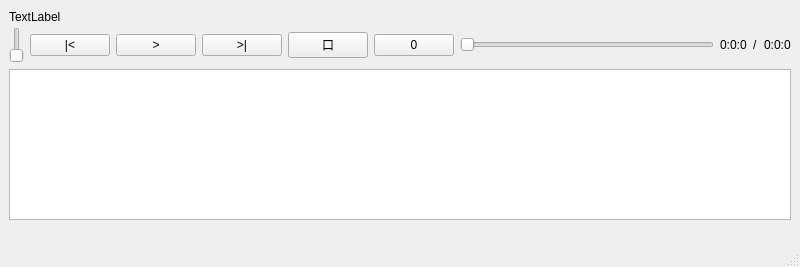
This is music/mainwindow.ui in wsshj/Scattered_Projects as Qt 5 draws it before an edit. The edited form follows.
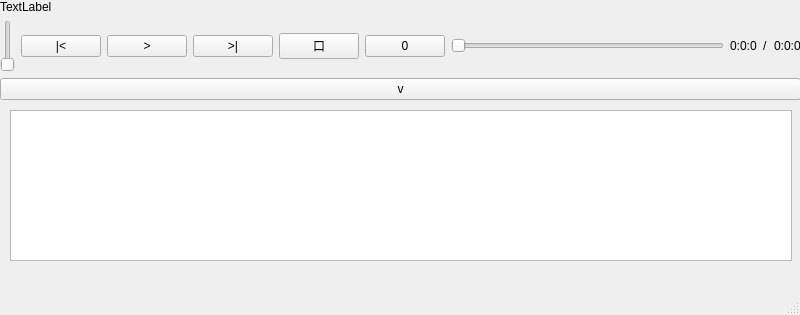
This is the edited form.

Patch:
```diff
--- a/music/mainwindow.ui
+++ b/music/mainwindow.ui
@@ -7,7 +7,7 @@
     <x>0</x>
     <y>0</y>
     <width>800</width>
-    <height>267</height>
+    <height>315</height>
    </rect>
   </property>
   <property name="windowTitle">
@@ -17,8 +17,8 @@
    <widget class="QListWidget" name="listWidget">
     <property name="geometry">
      <rect>
-      <x>9</x>
-      <y>69</y>
+      <x>10</x>
+      <y>110</y>
       <width>782</width>
       <height>151</height>
      </rect>
@@ -27,12 +27,21 @@
    <widget class="QWidget" name="horizontalLayoutWidget">
     <property name="geometry">
      <rect>
-      <x>9</x>
-      <y>27</y>
-      <width>782</width>
-      <height>36</height>
+      <x>0</x>
+      <y>0</y>
+      <width>801</width>
+      <height>100</height>
      </rect>
     </property>
+    <layout class="QVBoxLayout" name="verticalLayout">
+     <item>
+      <widget class="QLabel" name="label_4">
+       <property name="text">
+        <string>TextLabel</string>
+       </property>
+      </widget>
+     </item>
+     <item>
     <layout class="QHBoxLayout" name="horizontalLayout">
      <item>
       <widget class="QSlider" name="verticalSlider">
@@ -112,19 +121,15 @@
       </layout>
      </item>
     </layout>
-   </widget>
-   <widget class="QLabel" name="label_4">
-    <property name="geometry">
-     <rect>
-      <x>9</x>
-      <y>9</y>
-      <width>781</width>
-      <height>16</height>
-     </rect>
-    </property>
+     </item>
+     <item>
+      <widget class="QPushButton" name="pushButton_6">
     <property name="text">
-     <string>TextLabel</string>
-    </property>
+        <string>v</string>
+       </property>
+      </widget>
+     </item>
+    </layout>
    </widget>
   </widget>
   <widget class="QMenuBar" name="menubar">
```
Left out of the diff: 2 changed lines with no effect on the pictures. Lines whose indentation alone changed are shown as unchanged.
